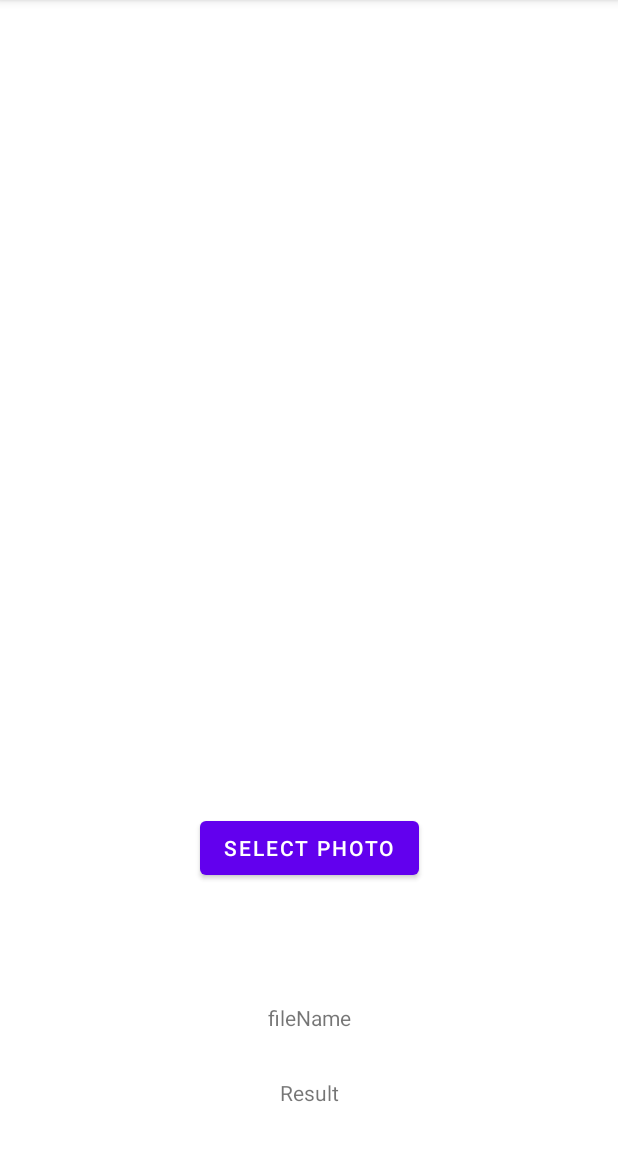
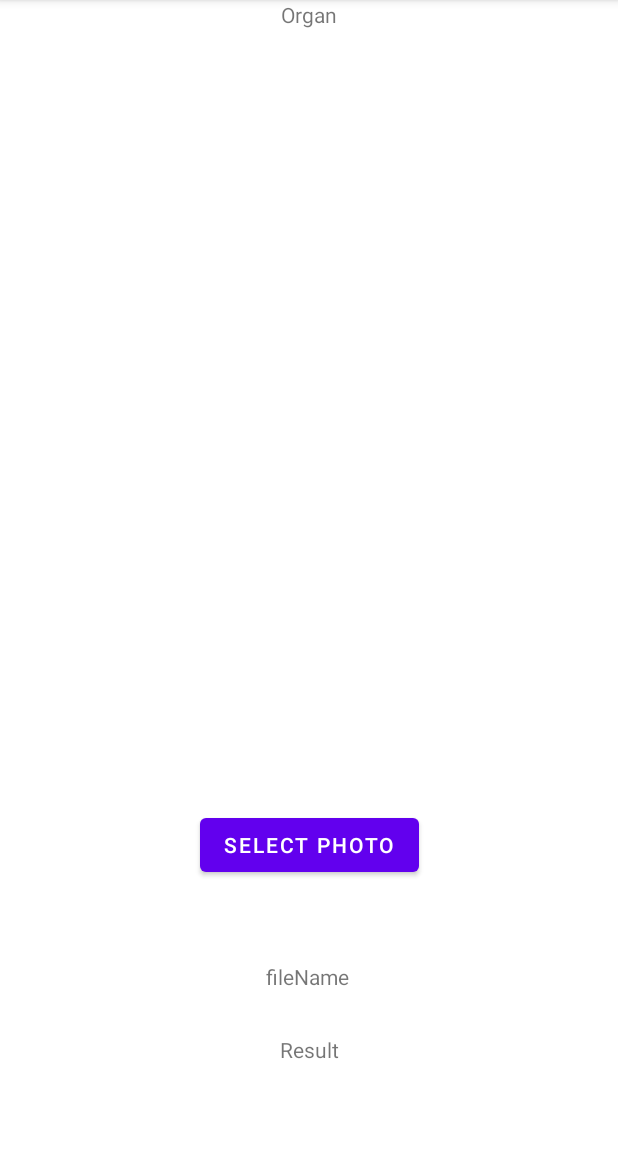
Before and after one commit to alsdn2025/Project_WP_Classification, an Android app: the InputDataActivity screen opened directly, with no data from a screen before it, on a phone screen of 412 x 824 dp, the part 84-1236 px from its top. Run offline under Robolectric (Android 15) with nearby library versions, the phone set to English and light mode, and no system bars; libraries missing offline, so code that uses them is left out: org.tensorflow.lite; pictures from the network do not load; 12 statements that could not run were skipped.

Commit message:
Divided classifying function by plant organs: Flower/Fruit/Leaf

```diff
--- a/app/src/main/assets/labels_leaf.txt
+++ b/app/src/main/assets/labels_leaf.txt
@@ -23,7 +23,7 @@
 비자나무_050
 한라꽃향유_051
 백량금_053
-참취_036
+참취_056
 번행초_057
 참당귀_058
 사방오리나무_059
--- a/app/src/main/java/com/example/tflite_test/InputDataActivity.java
+++ b/app/src/main/java/com/example/tflite_test/InputDataActivity.java
@@ -2,6 +2,7 @@ package com.example.tflite_test;
 
 import androidx.appcompat.app.AppCompatActivity;
 
+import android.annotation.SuppressLint;
 import android.app.Activity;
 import android.content.Intent;
 import android.database.Cursor;
@@ -27,9 +28,10 @@ import java.util.Locale;
 public class InputDataActivity extends AppCompatActivity {
     public static final int GALLERY_IMAGE_REQUEST_CODE = 1;
     private static final String TAG = "InputDataActivity";
+    private ImageView imageView;
+    private TextView output_textView;
+    private PlantOrgans organ;
     private ClassifierWithTFLiteSupport classifier;
-    private ImageView imageView;
-    private TextView textView;
 
     @Override
     protected void onCreate(Bundle savedInstanceState) {
@@ -40,13 +42,40 @@ public class InputDataActivity extends AppCompatActivity {
         selectBtn.setOnClickListener(view -> getImageFromGallery());
 
         imageView = findViewById(R.id.imageView);
-        textView = findViewById(R.id.textView);
+        output_textView = findViewById(R.id.output_textView);
+        TextView organ_textView = findViewById(R.id.organ_textView);
 
-        classifier = new ClassifierWithTFLiteSupport(this);
+        Intent intent = getIntent();
+        organ = (PlantOrgans) intent.getSerializableExtra("organ");
+        if(organ == null){
+            Log.e(TAG, "Organ is empty, Create classifier with default constructor");
+        }
+        setOrganTextView(organ_textView);
+
+
+        classifier = new ClassifierWithTFLiteSupport(this, organ);
         try{
             classifier.init();
         }catch (IOException e){
+            Log.e(TAG,"Classifier initiate error");
             e.printStackTrace();
+        }
+    }
+
+    @SuppressLint("SetTextI18n")
+    private void setOrganTextView(TextView textView){
+        switch (this.organ){
+            case FLOWER:
+                textView.setText("Flower");
+                break;
+            case FRUIT:
+                textView.setText("Fruit");
+                break;
+            case LEAF:
+                textView.setText("Leaf");
+                break;
+            default:
+                textView.setText("Leaf(1_to_30)");
         }
     }
 
@@ -61,6 +90,7 @@ public class InputDataActivity extends AppCompatActivity {
 
     // uri 객체로부터 파일 이름을 가져와 filename_text 뷰에 setText 하는 메서드
     // https://developer.android.com/training/secure-file-sharing/retrieve-info?hl=ko#java
+    @SuppressLint("SetTextI18n")
     private void displayImageNameFromUri(Uri uri){
         /*
          * Get the file's content URI from the incoming Intent,
@@ -76,9 +106,9 @@ public class InputDataActivity extends AppCompatActivity {
          */
         int nameIndex = returnCursor.getColumnIndex(OpenableColumns.DISPLAY_NAME);
         returnCursor.moveToFirst();
-        TextView nameView = (TextView) findViewById(R.id.filename_text);
+        TextView filename_textView = findViewById(R.id.filename_textview);
 
-        nameView.setText("Image file name : " + returnCursor.getString(nameIndex));
+        filename_textView.setText("File name : " + returnCursor.getString(nameIndex));
     }
 
     @Override
@@ -111,11 +141,10 @@ public class InputDataActivity extends AppCompatActivity {
                         output.first, output.second * 100);
 
                 imageView.setImageBitmap(bitmap);
-                textView.setText(resultStr);
+                output_textView.setText(resultStr);
             }else{
                 Log.e(TAG,"Bitmap is null Object");
             }
-
         }
     }
 }
--- a/app/src/main/res/layout/activity_input_data.xml
+++ b/app/src/main/res/layout/activity_input_data.xml
@@ -1,47 +1,63 @@
 <?xml version="1.0" encoding="utf-8"?>
-<androidx.constraintlayout.widget.ConstraintLayout
-    xmlns:android="http://schemas.android.com/apk/res/android"
+<androidx.constraintlayout.widget.ConstraintLayout xmlns:android="http://schemas.android.com/apk/res/android"
     xmlns:app="http://schemas.android.com/apk/res-auto"
     xmlns:tools="http://schemas.android.com/tools"
     android:layout_width="match_parent"
     android:layout_height="match_parent"
     tools:context=".InputDataActivity">
 
+    <TextView
+        android:id="@+id/organ_textView"
+        android:layout_width="wrap_content"
+        android:layout_height="wrap_content"
+        android:text="@string/organ"
+        app:layout_constraintDimensionRatio="1:1"
+        app:layout_constraintEnd_toEndOf="parent"
+        app:layout_constraintStart_toStartOf="parent"
+        app:layout_constraintTop_toTopOf="parent" />
+
     <ImageView
         android:id="@+id/imageView"
-        android:layout_width="match_parent"
+        android:layout_width="0dp"
         android:layout_height="0dp"
+        android:layout_marginTop="24dp"
         app:layout_constraintDimensionRatio="1:1"
-        app:layout_constraintTop_toTopOf="parent"/>
+        app:layout_constraintEnd_toEndOf="parent"
+        app:layout_constraintHorizontal_bias="0.0"
+        app:layout_constraintStart_toStartOf="parent"
+        app:layout_constraintTop_toTopOf="parent" />
 
     <Button
         android:id="@+id/selectBtn"
         android:layout_width="wrap_content"
         android:layout_height="wrap_content"
-        android:text="Select Photo"
-        app:layout_constraintTop_toBottomOf="@+id/imageView"
-        app:layout_constraintBottom_toTopOf="@+id/textView"
+        android:text="@string/select_photo"
+        app:layout_constraintBottom_toTopOf="@+id/output_textView"
+        app:layout_constraintEnd_toEndOf="parent"
         app:layout_constraintStart_toStartOf="parent"
-        app:layout_constraintEnd_toEndOf="parent"/>
+        app:layout_constraintTop_toBottomOf="@+id/imageView" />
 
     <TextView
-        android:id="@+id/filename_text"
+        android:id="@+id/filename_textview"
         android:layout_width="wrap_content"
         android:layout_height="wrap_content"
-        android:text="fileName"
+        android:text="@string/filename"
+        app:layout_constraintBottom_toBottomOf="parent"
+        app:layout_constraintEnd_toEndOf="parent"
+        app:layout_constraintHorizontal_bias="0.498"
+        app:layout_constraintStart_toStartOf="parent"
         app:layout_constraintTop_toBottomOf="@+id/selectBtn"
-        app:layout_constraintBottom_toBottomOf="parent"
-        app:layout_constraintStart_toStartOf="parent"
-        app:layout_constraintEnd_toEndOf="parent"/>
+        app:layout_constraintVertical_bias="0.335" />
 
     <TextView
-        android:id="@+id/textView"
+        android:id="@+id/output_textView"
         android:layout_width="wrap_content"
         android:layout_height="wrap_content"
-        android:text="Result"
-        app:layout_constraintTop_toBottomOf="@+id/filename_text"
+        android:text="@string/result"
         app:layout_constraintBottom_toBottomOf="parent"
+        app:layout_constraintEnd_toEndOf="parent"
         app:layout_constraintStart_toStartOf="parent"
-        app:layout_constraintEnd_toEndOf="parent"/>
+        app:layout_constraintTop_toBottomOf="@+id/filename_textview"
+        app:layout_constraintVertical_bias="0.337" />
 
 </androidx.constraintlayout.widget.ConstraintLayout>
--- a/app/src/main/res/values/strings.xml
+++ b/app/src/main/res/values/strings.xml
@@ -1,3 +1,11 @@
 <resources>
     <string name="app_name">tflite_test</string>
+    <string name="gallery_not_use">Gallery(Not Use)</string>
+    <string name="flower">Flower</string>
+    <string name="fruit">Fruit</string>
+    <string name="leaf">Leaf</string>
+    <string name="organ">Organ</string>
+    <string name="select_photo">Select Photo</string>
+    <string name="filename">fileName</string>
+    <string name="result">Result</string>
 </resources>
```
Also changed, not shown: app/src/main/assets/labels_Flower.txt (added, +16 -0 lines), app/src/main/assets/labels_Fruit.txt (added, +19 -0 lines), app/src/main/java/com/example/tflite_test/Classifier.java (added, +60 -0 lines), app/src/main/java/com/example/tflite_test/ClassifierWithTFLiteSupport.java (+28 -0 lines), app/src/main/java/com/example/tflite_test/MainActivity.java (+18 -5 lines), app/src/main/java/com/example/tflite_test/PlantOrgans.java (added, +10 -0 lines), app/src/main/res/layout/activity_main.xml (+22 -5 lines), 3 other files.
